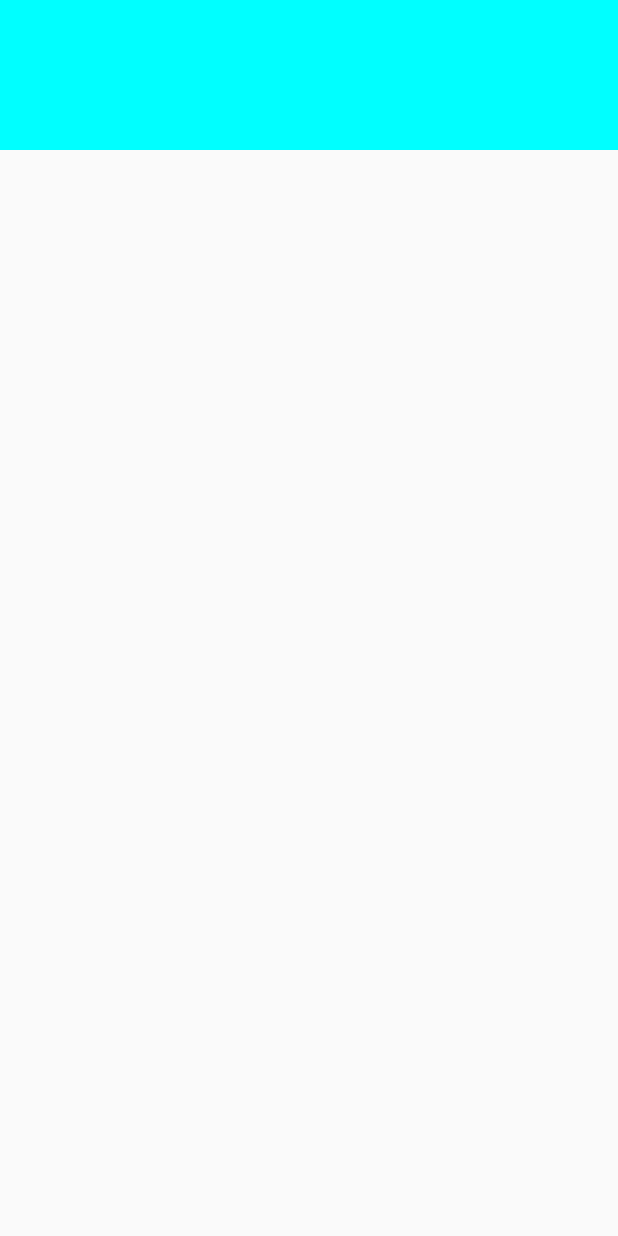
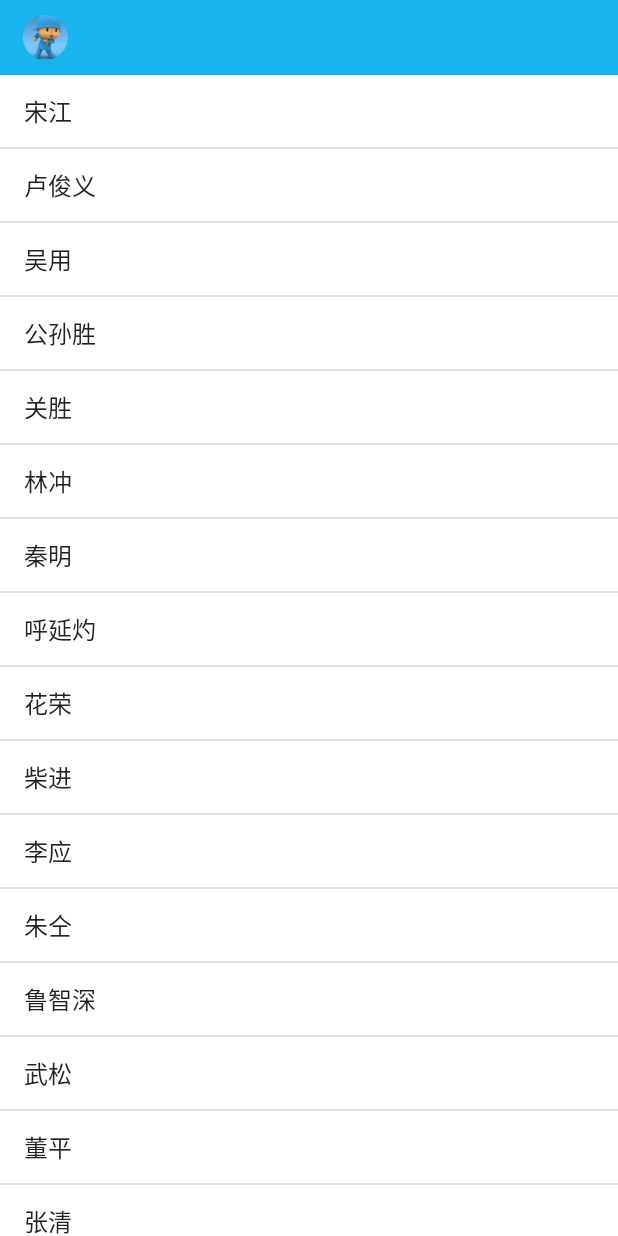
Before and after one commit to kylin-javac/QQSlideMenu, an Android app: the screen it shows after launch (TestActivity before the commit, MainActivity after it), on a phone screen of 412 x 824 dp. Run offline under Robolectric (Android 15) with nearby library versions, the phone set to English and light mode, and no system bars.

Commit message:
侧滑实现

```diff
--- a/app/build.gradle
+++ b/app/build.gradle
@@ -20,7 +20,8 @@ android {
 }
 
 dependencies {
-    compile fileTree(dir: 'libs', include: ['*.jar'])
+    compile fileTree(include: ['*.jar'], dir: 'libs')
     testCompile 'junit:junit:4.12'
     compile 'com.android.support:appcompat-v7:23.3.0'
+    compile files('libs/nineoldandroids-2.4.0.jar')
 }
--- a/app/src/main/AndroidManifest.xml
+++ b/app/src/main/AndroidManifest.xml
@@ -8,14 +8,14 @@
         android:label="@string/app_name"
         android:supportsRtl="true"
         android:theme="@style/AppTheme">
-        <activity android:name=".Test.TestActivity">
+        <activity android:name=".MainActivity">
             <intent-filter>
                 <action android:name="android.intent.action.MAIN"/>
 
                 <category android:name="android.intent.category.LAUNCHER"/>
             </intent-filter>
         </activity>
-        <activity android:name=".MainActivity">
+        <activity android:name=".Test.TestActivity">
         </activity>
     </application>
 
--- /dev/null
+++ b/app/src/main/java/ligang/huse/cn/qqslidemenu/Constant.java
@@ -0,0 +1,26 @@
+package ligang.huse.cn.qqslidemenu;
+
+public interface Constant {
+	public static final String[] sCheeseStrings = {
+        "Abbaye de Belloc", "Abbaye du Mont des Cats", "Abertam", "Abondance", "Ackawi",
+        "Acorn", "Adelost", "Affidelice au Chablis", "Afuega'l Pitu", "Airag", "Airedale",
+        "Aisy Cendre", "Allgauer Emmentaler", "Alverca", "Ambert", "American Cheese",
+        "Ami du Chambertin", "Anejo Enchilado", "Anneau du Vic-Bilh", "Anthoriro", "Appenzell",
+        "Aragon", "Ardi Gasna", "Ardrahan", "Armenian String", "Aromes au Gene de Marc",
+        "Cougar Gold", "Coulommiers", "Coverdale", "Crayeux de Roncq", "Cream Cheese",
+        "Cream Havarti", "Crema Agria", "Crema Mexicana", "Creme Fraiche", "Crescenza",
+        "Croghan", "Crottin de Chavignol", "Crottin du Chavignol", "Crowdie", "Crowley",
+        "Zamorano", "Zanetti Grana Padano", "Zanetti Parmigiano Reggiano"
+};
+
+public static final String[] NAMES = new String[] { "宋江", "卢俊义", "吴用",
+		"公孙胜", "关胜", "林冲", "秦明", "呼延灼", "花荣", "柴进", "李应", "朱仝", "鲁智深",
+		"武松", "董平", "张清", "杨志", "徐宁", "索超", "戴宗", "刘唐", "李逵", "史进", "穆弘",
+		"雷横", "李俊", "阮小二", "张横", "阮小五", " 张顺", "阮小七", "杨雄", "石秀", "解珍",
+		" 解宝", "燕青", "朱武", "黄信", "孙立", "宣赞", "郝思文", "韩滔", "彭玘", "单廷珪",
+		"魏定国", "萧让", "裴宣", "欧鹏", "邓飞", " 燕顺", "杨林", "凌振", "蒋敬", "吕方",
+		"郭 盛", "安道全", "皇甫端", "王英", "扈三娘", "鲍旭", "樊瑞", "孔明", "孔亮", "项充",
+		"李衮", "金大坚", "马麟", "童威", "童猛", "孟康", "侯健", "陈达", "杨春", "郑天寿",
+		"陶宗旺", "宋清", "乐和", "龚旺", "丁得孙", "穆春", "曹正", "宋万", "杜迁", "薛永", "施恩",
+		 };
+}
--- a/app/src/main/java/ligang/huse/cn/qqslidemenu/MainActivity.java
+++ b/app/src/main/java/ligang/huse/cn/qqslidemenu/MainActivity.java
@@ -1,13 +1,99 @@
 package ligang.huse.cn.qqslidemenu;
 
+import android.graphics.Color;
+import android.os.Bundle;
 import android.support.v7.app.AppCompatActivity;
-import android.os.Bundle;
+import android.view.View;
+import android.view.ViewGroup;
+import android.view.animation.CycleInterpolator;
+import android.widget.ArrayAdapter;
+import android.widget.ImageView;
+import android.widget.ListView;
+import android.widget.TextView;
+
+import com.nineoldandroids.view.ViewHelper;
+import com.nineoldandroids.view.ViewPropertyAnimator;
+
+import java.util.Random;
 
 public class MainActivity extends AppCompatActivity {
+
+    private ListView mMenu_listview;
+    private ListView mMain_listview;
+    private SlideMenu slidemenu;
+    private ImageView iv_head;
+    private MyLinearLayout my_layout;
+    private static final String TAG = "MainActivity";
 
     @Override
     protected void onCreate(Bundle savedInstanceState) {
         super.onCreate(savedInstanceState);
+        getSupportActionBar().hide();//隐藏标题栏
         setContentView(R.layout.activity_main);
+        initView();
+        initData();
+
+
+
+    }
+
+    private void initData() {
+        //给listView填充数据
+        mMenu_listview.setAdapter(new ArrayAdapter<String>(this, android.R.layout.simple_list_item_1, Constant.sCheeseStrings) {
+            @Override
+            public View getView(int position, View convertView, ViewGroup parent) {
+                View view = convertView == null ? super.getView(position, convertView, parent) : convertView;
+                TextView textView = (TextView) view;
+                textView.setTextColor(Color.WHITE);
+                return textView;
+            }
+        });
+
+
+        mMain_listview.setAdapter(new ArrayAdapter<String>(this, android.R.layout.simple_list_item_1, Constant.NAMES) {
+            @Override
+            public View getView(int position, View convertView, ViewGroup parent) {
+                View view = convertView == null ? super.getView(position, convertView, parent) : convertView;
+                //先缩小
+                ViewHelper.setScaleX(view, 0.5f);
+                ViewHelper.setScaleY(view, 0.5f);
+                //以属性动画放大
+                ViewPropertyAnimator.animate(view).scaleX(1).setDuration(350).start();
+                ViewPropertyAnimator.animate(view).scaleY(1).setDuration(350).start();
+                return view;
+            }
+        });
+
+
+        slidemenu.setListener(new SlideMenu.onDragStateChangeListener() {
+            @Override
+            public void Onopen() {
+                mMenu_listview.smoothScrollToPosition(new Random().nextInt(mMenu_listview.getCount()));
+            }
+
+            @Override
+            public void Close() {
+                ViewPropertyAnimator.animate(iv_head)
+                        .translationXBy(15)
+                        .setInterpolator(new CycleInterpolator(5))
+                        .setDuration(400)
+                        .start();
+            }
+
+            @Override
+            public void OnDragin(float fraction) {
+                ViewHelper.setAlpha(iv_head, 1 - fraction);
+            }
+        });
+       my_layout.setSlideMenu(slidemenu);
+
+    }
+
+    private void initView() {
+        mMenu_listview = (ListView) findViewById(R.id.menu_listview);
+        mMain_listview = (ListView) findViewById(R.id.main_listview);
+        slidemenu = (SlideMenu) findViewById(R.id.slidemenu);
+        iv_head = (ImageView) findViewById(R.id.iv_head);
+        my_layout= (MyLinearLayout) findViewById(R.id.my_layout);
     }
 }
--- /dev/null
+++ b/app/src/main/java/ligang/huse/cn/qqslidemenu/SlideMenu.java
@@ -0,0 +1,250 @@
+package ligang.huse.cn.qqslidemenu;
+
+import android.content.Context;
+import android.graphics.Color;
+import android.graphics.PorterDuff;
+import android.support.v4.view.ViewCompat;
+import android.support.v4.widget.ViewDragHelper;
+import android.util.AttributeSet;
+import android.util.Log;
+import android.view.MotionEvent;
+import android.view.View;
+import android.widget.FrameLayout;
+
+import com.nineoldandroids.animation.FloatEvaluator;
+import com.nineoldandroids.animation.IntEvaluator;
+import com.nineoldandroids.view.ViewHelper;
+
+import ligang.huse.cn.qqslidemenu.Test.ColorUtil;
+
+/**
+ * 创建时间 javac on 2016/5/3.
+ * <p/>
+ * 文  件 QQSlideMenu
+ * <p/>
+ * 描  述 自定义QQ侧滑面板
+ */
+public class SlideMenu extends FrameLayout {
+
+    private View mMainView;
+    private View mMenuView;
+    public ViewDragHelper mViewDragHelper;
+    private float mDragRange;//拖拽的范围
+    private FloatEvaluator mFloatEvaluator;
+    private IntEvaluator mIntEvaluator;
+
+    public SlideMenu(Context context) {
+        super(context);
+        init();
+    }
+
+    public SlideMenu(Context context, AttributeSet attrs) {
+        super(context, attrs);
+        init();
+    }
+
+    public SlideMenu(Context context, AttributeSet attrs, int defStyleAttr) {
+        super(context, attrs, defStyleAttr);
+        init();
+    }
+
+    public void init() {
+        mViewDragHelper = ViewDragHelper.create(this, 1.0f, mCallback);
+    }
+
+    @Override
+    protected void onFinishInflate() {
+        super.onFinishInflate();
+        if (getChildCount() != 2) {
+            new IllegalArgumentException("只能有两个view");
+        }
+        mMenuView = getChildAt(0);
+        mMainView = getChildAt(1);
+        mFloatEvaluator = new FloatEvaluator();
+        mIntEvaluator = new IntEvaluator();
+
+    }
+
+    @Override
+    //让ViewDragHelper帮我们判断是否应该拦截
+    public boolean onInterceptTouchEvent(MotionEvent ev) {
+        return mViewDragHelper.shouldInterceptTouchEvent(ev);
+    }
+
+    @Override
+    //将触摸事件交给ViewDragHelper，让他来帮助我们处理
+    public boolean onTouchEvent(MotionEvent event) {
+        mViewDragHelper.processTouchEvent(event);
+        return true;//表示我们已经处理了该事件
+    }
+
+    @Override
+    //该方法在OnMeasure执行之后执行，可以在该方法中初始化自己和子View的宽高
+    protected void onSizeChanged(int w, int h, int oldw, int oldh) {
+        super.onSizeChanged(w, h, oldw, oldh);
+        int width = getMeasuredWidth();
+        mDragRange = (float) (width * 0.6);
+    }
+
+    ViewDragHelper.Callback mCallback = new ViewDragHelper.Callback() {
+        @Override
+        //判断是否捕获child的触摸事件
+        //child：当前的子view
+        //return:true，表示捕获处理,false 表示不处理
+        public boolean tryCaptureView(View child, int pointerId) {
+            return mMainView == child || mMenuView == child;
+        }
+
+        @Override
+        //水平方向拖拽范围
+        public int getViewHorizontalDragRange(View child) {
+            return (int) mDragRange;
+        }
+
+        @Override
+        //控制子view在水平方向的移动范围
+        //left:表示ViewDragHepler认为你想让当前的child移动的left改变的值;left=getLeft+dx
+        //dx:表示本次view水平移动的距离
+        public int clampViewPositionHorizontal(View child, int left, int dx) {
+            if (child == mMainView) {
+                if (left < 0) {
+                    left = 0;//限制main的左边
+                }
+                if (left > mDragRange) {
+                    left = (int) mDragRange;//限制main的右边
+                }
+            }
+            return left;
+        }
+
+        @Override
+        //当changedView的位置改变的时候执行，一般用作其他子view的伴随移动
+        //changedView:位置改变的子view
+        //left:子view当前最新的left值
+        //top:子view当前最新的top值
+        //dx:子view水平移动的距离
+        //dy:子view垂直移动的距离
+        public void onViewPositionChanged(View changedView, int left, int top, int dx, int dy) {
+            super.onViewPositionChanged(changedView, left, top, dx, dy);
+
+            if (changedView == mMenuView) {
+                mMenuView.layout(0, 0, mMenuView.getMeasuredWidth(), mMenuView.getMeasuredHeight());
+                int newLeft = mMainView.getLeft() + dx;
+                if (newLeft > mDragRange) {
+                    newLeft = (int) mDragRange;
+                }
+                if (newLeft < 0) {
+                    newLeft = 0;
+                }
+                mMainView.layout(newLeft, mMainView.getTop(), mMainView.getRight(), mMainView.getBottom());
+            }
+            //计算百分比
+            float fraction = mMainView.getLeft() / mDragRange;
+            //执行伴随动画
+            execAnimal(fraction);
+            //回调第四步:更改状态，回调onDragStateChangeListener方法
+            if (fraction == 0 && currentState != DrageState.close) {
+                //更改状态为关闭,并回调listener方法
+                currentState = DrageState.close;
+                if (Listener != null)
+                    Listener.Close();
+            } else if (fraction == 1f && currentState != DrageState.open) {
+                //更改状态为打开，并回调listener方法
+                currentState = DrageState.open;
+                if (Listener != null)
+                    Listener.Onopen();
+            }
+            //将fraction的值暴露给外部
+            if (Listener != null) {
+                Listener.OnDragin(fraction);
+            }
+
+        }
+
+        @Override
+        //手指抬起时该执行的方法
+        //releasedChild:当前抬起的子view
+        //xvel:x轴方向移动的速度 正:向右移动,负：向左移动
+        public void onViewReleased(View releasedChild, float xvel, float yvel) {
+            super.onViewReleased(releasedChild, xvel, yvel);
+            if (mMainView.getLeft() < mDragRange / 2) {
+                //向左滑动 打开mainView
+                open();
+            } else {
+                //向右滑动 关闭mainView
+                close();
+            }
+            Log.i("MAIN", ""+xvel);
+            //根据x的移动速度来决定，是否打开和关闭mainView(往左 xvel的值越大所以关闭,往右 xvel的值越小 所以打开)
+            if(xvel>300){
+               close();
+
+            }if(xvel<-300){
+               open();
+
+            }
+        }
+    };
+    //关闭mainView
+    public void close() {
+        mViewDragHelper.smoothSlideViewTo(mMainView, (int) mDragRange, mMainView.getTop());
+        ViewCompat.postInvalidateOnAnimation(SlideMenu.this);
+    }
+
+    //打开mainView
+    public void open() {
+        mViewDragHelper.smoothSlideViewTo(mMainView, 0, mMainView.getTop());
+        ViewCompat.postInvalidateOnAnimation(SlideMenu.this);
+    }
+
+    private void execAnimal(float fraction) {
+        //缩小mainView
+        ViewHelper.setScaleX(mMainView, mFloatEvaluator.evaluate(fraction, 1f, 0.95f));
+        ViewHelper.setScaleY(mMainView, mFloatEvaluator.evaluate(fraction, 1f, 0.9f));
+        //移动menuView
+        ViewHelper.setTranslationX(mMenuView, mIntEvaluator.evaluate(fraction, -mMenuView.getMeasuredWidth() / 2, 0));
+        //放大menuView
+        ViewHelper.setScaleX(mMenuView, mFloatEvaluator.evaluate(fraction, 0.5f, 1f));
+        ViewHelper.setScaleY(mMenuView, mFloatEvaluator.evaluate(fraction, 0.5f, 1f));
+
+        //改变menuView的透明度
+        ViewHelper.setAlpha(mMenuView, mFloatEvaluator.evaluate(fraction, 0.3f, 1f));
+        //给slidemenu的背景添加黑色背景遮罩效果
+        getBackground().setColorFilter((Integer) ColorUtil.evaluateColor(fraction, Color.BLACK, Color.TRANSPARENT), PorterDuff.Mode.SRC_OVER);
+    }
+
+
+    @Override
+    public void computeScroll() {//回调此方法不断执行动画
+        if (mViewDragHelper.continueSettling(true)) {
+            ViewCompat.postInvalidateOnAnimation(SlideMenu.this);
+        }
+    }
+
+    //回调第二步定义一个借口变量
+    private onDragStateChangeListener Listener;
+
+    //回调第三步生成对外的set方法
+    public void setListener(onDragStateChangeListener listener) {
+        Listener = listener;
+    }
+
+    // 回调监听第一步
+    public interface onDragStateChangeListener {
+        void Onopen();//打开
+
+        void Close();//关闭
+
+        void OnDragin(float fraction);//拖拽中
+    }
+
+    //定义状态常量
+    enum DrageState {
+        open, close;
+    }
+    public DrageState getCurrentState(){
+        return currentState;
+    }
+
+    private DrageState currentState = DrageState.close;//默认状态是关闭的
+}
--- a/app/src/main/res/layout/activity_main.xml
+++ b/app/src/main/res/layout/activity_main.xml
@@ -1,17 +1,15 @@
 <?xml version="1.0" encoding="utf-8"?>
-<RelativeLayout
+<ligang.huse.cn.qqslidemenu.SlideMenu
     xmlns:android="http://schemas.android.com/apk/res/android"
     xmlns:tools="http://schemas.android.com/tools"
     android:layout_width="match_parent"
     android:layout_height="match_parent"
-    android:paddingBottom="@dimen/activity_vertical_margin"
-    android:paddingLeft="@dimen/activity_horizontal_margin"
-    android:paddingRight="@dimen/activity_horizontal_margin"
-    android:paddingTop="@dimen/activity_vertical_margin"
+    android:background="@drawable/bg"
+    android:id="@+id/slidemenu"
     tools:context="ligang.huse.cn.qqslidemenu.MainActivity">
+    <!--菜单页面-->
+    <include layout="@layout/layout_menu"/>
+    <!-- 主页面-->
+    <include layout="@layout/layout_main"/>
 
-    <TextView
-        android:layout_width="wrap_content"
-        android:layout_height="wrap_content"
-        android:text="Hello World!"/>
-</RelativeLayout>
+</ligang.huse.cn.qqslidemenu.SlideMenu>
--- a/app/src/main/res/layout/activity_test.xml
+++ b/app/src/main/res/layout/activity_test.xml
@@ -1,20 +1,25 @@
 <?xml version="1.0" encoding="utf-8"?>
-<RelativeLayout
+<LinearLayout
     xmlns:android="http://schemas.android.com/apk/res/android"
     xmlns:tools="http://schemas.android.com/tools"
     android:layout_width="match_parent"
     android:layout_height="match_parent"
     tools:context="ligang.huse.cn.qqslidemenu.Test.TestActivity">
-    <TextView
-        android:layout_width="match_parent"
-        android:layout_height="100dp"
-        android:background="#0ff"/>
+
     <ligang.huse.cn.qqslidemenu.Test.DragLayout
         android:layout_width="match_parent"
-        android:layout_height="wrap_content">
+        android:splitMotionEvents="true"
+        android:layout_height="match_parent">
 
-
+        <TextView
+            android:layout_width="100dp"
+            android:layout_height="100dp"
+            android:background="#f00"/>
+        <TextView
+            android:layout_width="100dp"
+            android:layout_height="100dp"
+            android:background="#00f"/>
 
     </ligang.huse.cn.qqslidemenu.Test.DragLayout>
 
-</RelativeLayout>
+</LinearLayout>
--- /dev/null
+++ b/app/src/main/res/layout/layout_main.xml
@@ -0,0 +1,28 @@
+<?xml version="1.0" encoding="utf-8"?>
+<ligang.huse.cn.qqslidemenu.MyLinearLayout xmlns:android="http://schemas.android.com/apk/res/android"
+    android:layout_width="match_parent"
+    android:layout_height="match_parent"
+    android:id="@+id/my_layout"
+    android:background="#ffffff"
+    android:orientation="vertical" >
+
+    <RelativeLayout
+        android:layout_width="match_parent"
+        android:layout_height="50dp"
+        android:background="#18B4ED" >
+
+        <ImageView
+            android:layout_width="30dp"
+            android:layout_marginLeft="15dp"
+            android:id="@+id/iv_head"
+            android:layout_height="30dp"
+            android:layout_centerVertical="true"
+            android:background="@drawable/head" />
+    </RelativeLayout>
+
+    <ListView android:layout_width="match_parent"
+        android:layout_height="match_parent"
+        android:id="@+id/main_listview"
+        android:listSelector="@android:color/transparent"></ListView>
+
+</ligang.huse.cn.qqslidemenu.MyLinearLayout>
```
Also changed, not shown: app/src/main/java/ligang/huse/cn/qqslidemenu/MyLinearLayout.java (added, +53 -0 lines), app/src/main/java/ligang/huse/cn/qqslidemenu/Test/ColorUtil.java (added, +25 -0 lines), app/src/main/java/ligang/huse/cn/qqslidemenu/Test/DragLayout.java (+178 -3 lines), app/src/main/res/layout/layout_menu.xml (added, +22 -0 lines), app/libs/nineoldandroids-2.4.0.jar (added), app/src/main/res/drawable-xxhdpi/bg.png (added), app/src/main/res/drawable-xxhdpi/head.png (added), app/src/main/res/drawable-xxhdpi/ic_launcher.png (added), app/src/main/res/mipmap-mdpi/ic_launcher.png, app/src/main/res/mipmap-xhdpi/ic_launcher.png, app/src/main/res/mipmap-xxhdpi/ic_launcher.png, app/src/main/res/mipmap-xxxhdpi/ic_launcher.png.
